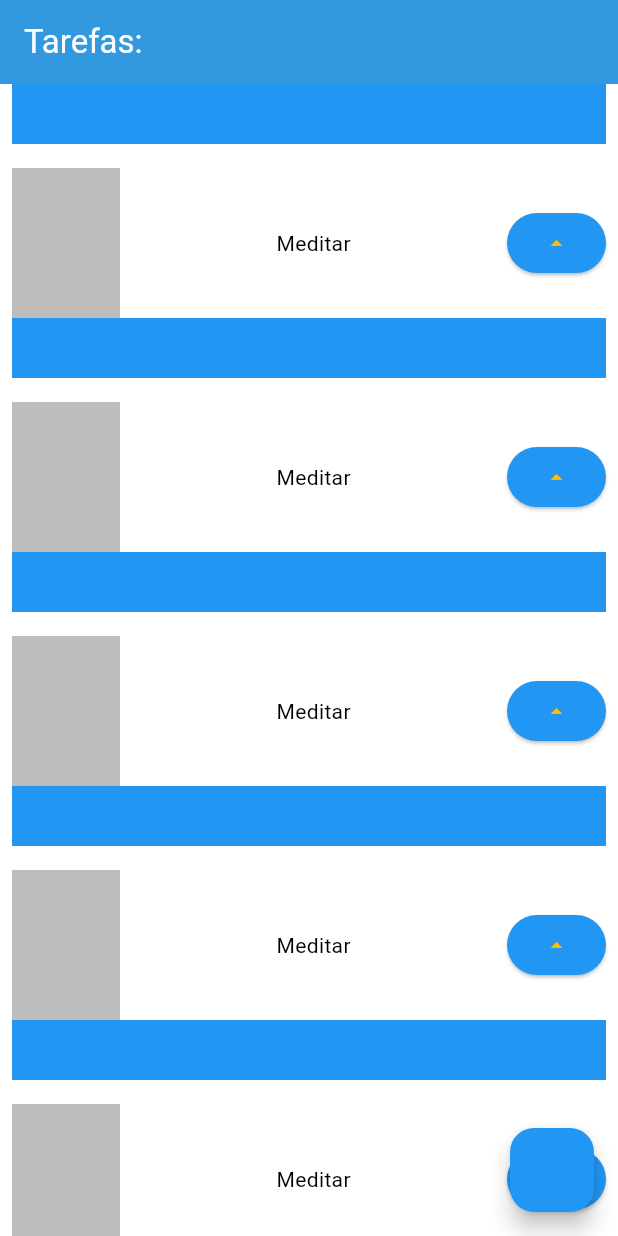
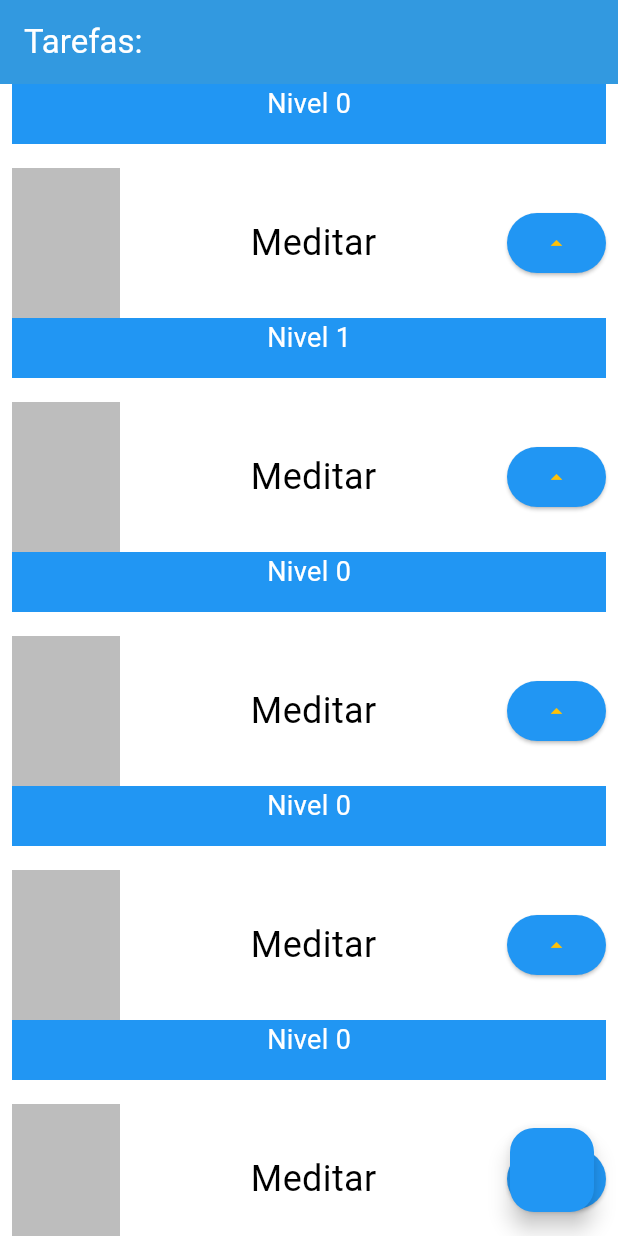
Before and after one commit to theotrin/first_flutter_project, a Flutter app: the screen it shows after launch, scrolled down 576 dp, after a tap on the "arrow drop up" icon, on a phone screen of 412 x 824 dp. Run offline on Flutter 3.47's test engine with Material 3 defaults, Android fonts, the phone set to English and light mode, and no system bars.

```diff
--- a/lib/main.dart
+++ b/lib/main.dart
@@ -59,10 +59,16 @@ class MyApp extends StatelessWidget {
   }
 }
 
-class Task extends StatelessWidget {
+class Task extends StatefulWidget {
   final String nome;
   const Task(this.nome, {super.key});
 
+  @override
+  State<Task> createState() => _TaskState();
+}
+
+class _TaskState extends State<Task> {
+  int nivel = 0;
   @override
   Widget build(BuildContext context) {
     return Padding(
@@ -70,6 +76,8 @@ class Task extends StatelessWidget {
         child: Container(
             child: Stack(children: [
           Container(color: Colors.blue, height: 140),
+          Column(
+            children: [
               Container(
                   color: Colors.white,
                   height: 100,
@@ -81,11 +89,28 @@ class Task extends StatelessWidget {
                         width: 72,
                         height: 100,
                       ),
-                  Text(nome),
+                      Container(
+                        alignment: Alignment.center,
+                        width: 200,
+                        child: Text(
+                          widget.nome,
+                          style: TextStyle(
+                              fontSize: 24, overflow: TextOverflow.ellipsis),
+                        ),
+                      ),
                       ElevatedButton(
-                      onPressed: () {}, child: Icon(Icons.arrow_drop_up))
+                          onPressed: () {
+                            setState(() {
+                              nivel++;
+                            });
+                          },
+                          child: Icon(Icons.arrow_drop_up))
                     ],
                   )),
+              Text('Nivel $nivel',
+                  style: TextStyle(fontSize: 18, color: Colors.white))
+            ],
+          )
         ])));
   }
 }
```
Lines whose indentation alone changed are shown as unchanged.
